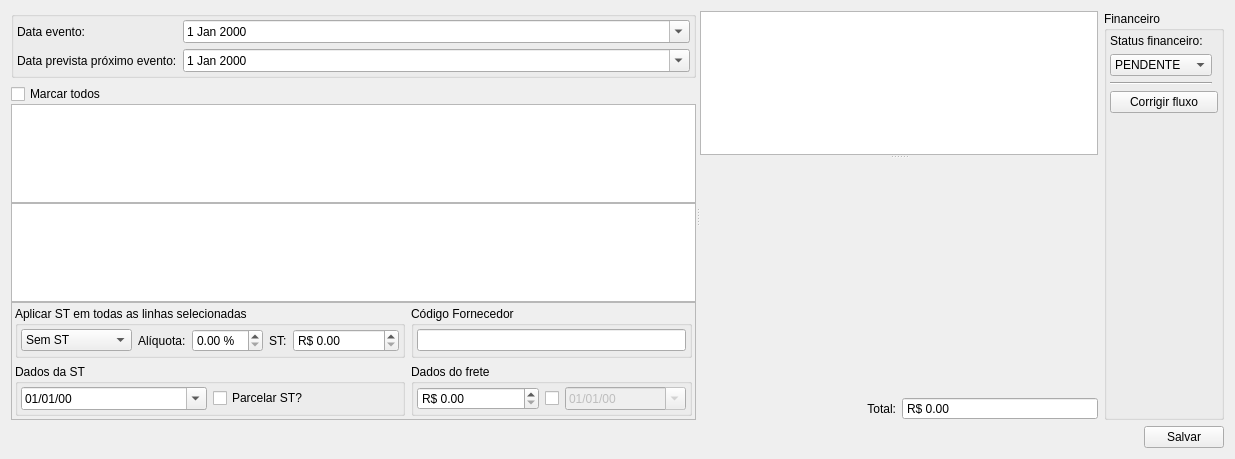
Old version of the form ui/inputdialogfinanceiro.ui in the repository darktorres/ERP-STACCATO.
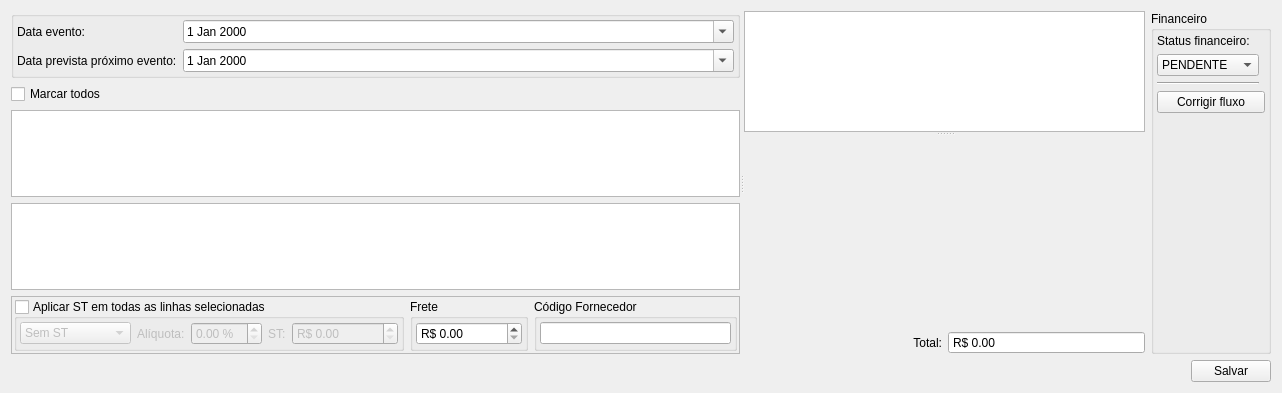
New version of the form. Custom widgets are drawn as their Qt base class.

```diff
--- a/ui/inputdialogfinanceiro.ui
+++ b/ui/inputdialogfinanceiro.ui
@@ -6,8 +6,8 @@
    <rect>
     <x>0</x>
     <y>0</y>
-    <width>1235</width>
-    <height>459</height>
+    <width>1282</width>
+    <height>393</height>
    </rect>
   </property>
   <property name="windowTitle">
@@ -94,9 +94,6 @@
           <property name="bottomMargin">
            <number>0</number>
           </property>
-          <property name="spacing">
-           <number>0</number>
-          </property>
           <item row="0" column="0">
            <layout class="QVBoxLayout" name="verticalLayout">
             <item>
@@ -151,22 +148,28 @@
               </property>
               <layout class="QGridLayout" name="gridLayout_6">
                <property name="leftMargin">
-                <number>3</number>
+                <number>2</number>
                </property>
                <property name="topMargin">
-                <number>3</number>
+                <number>2</number>
                </property>
                <property name="rightMargin">
-                <number>3</number>
+                <number>2</number>
                </property>
                <property name="bottomMargin">
-                <number>3</number>
+                <number>2</number>
                </property>
                <item row="0" column="0">
                 <widget class="QGroupBox" name="groupBoxSt">
                  <property name="title">
                   <string>Aplicar ST em todas as linhas selecionadas</string>
                  </property>
+                 <property name="checkable">
+                  <bool>true</bool>
+                 </property>
+                 <property name="checked">
+                  <bool>false</bool>
+                 </property>
                  <layout class="QGridLayout" name="gridLayout">
                   <property name="leftMargin">
                    <number>3</number>
@@ -245,45 +248,7 @@
                  </layout>
                 </widget>
                </item>
-               <item row="1" column="0">
-                <widget class="QGroupBox" name="groupBoxDataSt">
-                 <property name="title">
-                  <string>Dados da ST</string>
-                 </property>
-                 <layout class="QGridLayout" name="gridLayout_5">
-                  <property name="leftMargin">
-                   <number>3</number>
-                  </property>
-                  <property name="topMargin">
-                   <number>3</number>
-                  </property>
-                  <property name="rightMargin">
-                   <number>3</number>
-                  </property>
-                  <property name="bottomMargin">
-                   <number>3</number>
-                  </property>
-                  <item row="0" column="0">
-                   <widget class="QDateEdit" name="dateEditPgtSt">
-                    <property name="displayFormat">
-                     <string>dd/MM/yy</string>
-                    </property>
-                    <property name="calendarPopup">
-                     <bool>true</bool>
-                    </property>
-                   </widget>
-                  </item>
-                  <item row="0" column="1">
-                   <widget class="QCheckBox" name="checkBoxParcelarSt">
-                    <property name="text">
-                     <string>Parcelar ST?</string>
-                    </property>
-                   </widget>
-                  </item>
-                 </layout>
-                </widget>
-               </item>
-               <item row="0" column="1">
+               <item row="0" column="2">
                 <widget class="QGroupBox" name="groupBoxCodPortinari">
                  <property name="title">
                   <string>Código Fornecedor</string>
@@ -307,10 +272,10 @@
                  </layout>
                 </widget>
                </item>
-               <item row="1" column="1">
+               <item row="0" column="1">
                 <widget class="QGroupBox" name="groupBoxFrete">
                  <property name="title">
-                  <string>Dados do frete</string>
+                  <string>Frete</string>
                  </property>
                  <layout class="QGridLayout" name="gridLayout_4">
                   <property name="leftMargin">
@@ -347,38 +312,6 @@
                     </property>
                    </widget>
                   </item>
-                  <item row="0" column="2">
-                   <widget class="QCheckBox" name="checkBoxDataFrete">
-                    <property name="sizePolicy">
-                     <sizepolicy hsizetype="Maximum" vsizetype="Fixed">
-                      <horstretch>0</horstretch>
-                      <verstretch>0</verstretch>
-                     </sizepolicy>
-                    </property>
-                    <property name="text">
-                     <string/>
-                    </property>
-                   </widget>
-                  </item>
-                  <item row="0" column="3">
-                   <widget class="QDateEdit" name="dateEditFrete">
-                    <property name="enabled">
-                     <bool>false</bool>
-                    </property>
-                    <property name="sizePolicy">
-                     <sizepolicy hsizetype="Preferred" vsizetype="Fixed">
-                      <horstretch>0</horstretch>
-                      <verstretch>0</verstretch>
-                     </sizepolicy>
-                    </property>
-                    <property name="displayFormat">
-                     <string>dd/MM/yy</string>
-                    </property>
-                    <property name="calendarPopup">
-                     <bool>true</bool>
-                    </property>
-                   </widget>
-                  </item>
                  </layout>
                 </widget>
                </item>
```
Left out of the diff: 3 changed lines with no effect on the pictures.
